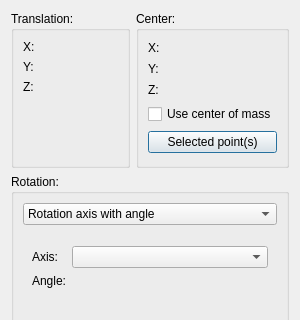
This is src/Gui/Placement.ui in berndhahnebach/All_FreeCAD as Qt 5 draws it before an edit; both pictures show x 0 to 300 and y 0 to 320 of the 300 by 474 pixel window. The edited form follows.
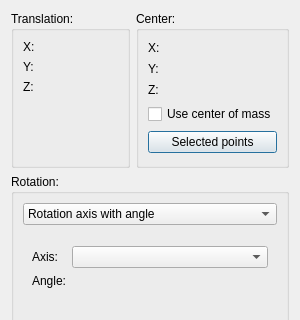
This is the edited form. Custom widgets are drawn as their Qt base class.

Commit message:
relabel "Selected point(s)" to "Selected points"
better for translating to other languages

```diff
--- a/src/Gui/Placement.ui
+++ b/src/Gui/Placement.ui
@@ -166,7 +166,7 @@
       <item row="4" column="0" colspan="2">
        <widget class="QPushButton" name="selectedVertex">
         <property name="text">
-         <string>Selected point(s)</string>
+         <string>Selected points</string>
         </property>
        </widget>
       </item>
```
